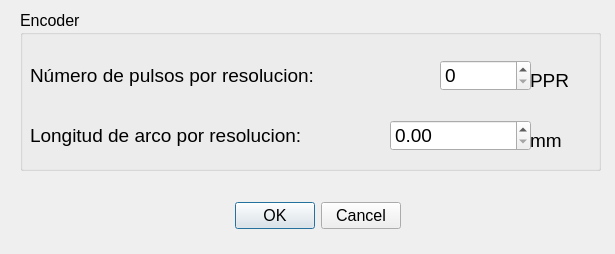
Qt form config.ui (jcaf/SistemaDie-2026-softwareQt) before a commit.
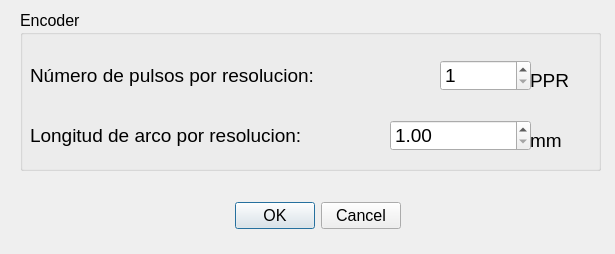
The same form after that commit.

Diff of the .ui file:
```diff
--- a/config.ui
+++ b/config.ui
@@ -101,6 +101,9 @@
       <pointsize>14</pointsize>
      </font>
     </property>
+    <property name="minimum">
+     <number>1</number>
+    </property>
     <property name="maximum">
      <number>99999999</number>
     </property>
@@ -122,6 +125,9 @@
     <property name="decimals">
      <number>2</number>
     </property>
+    <property name="minimum">
+     <double>1.000000000000000</double>
+    </property>
     <property name="maximum">
      <double>9999999.990000000223517</double>
     </property>
```
